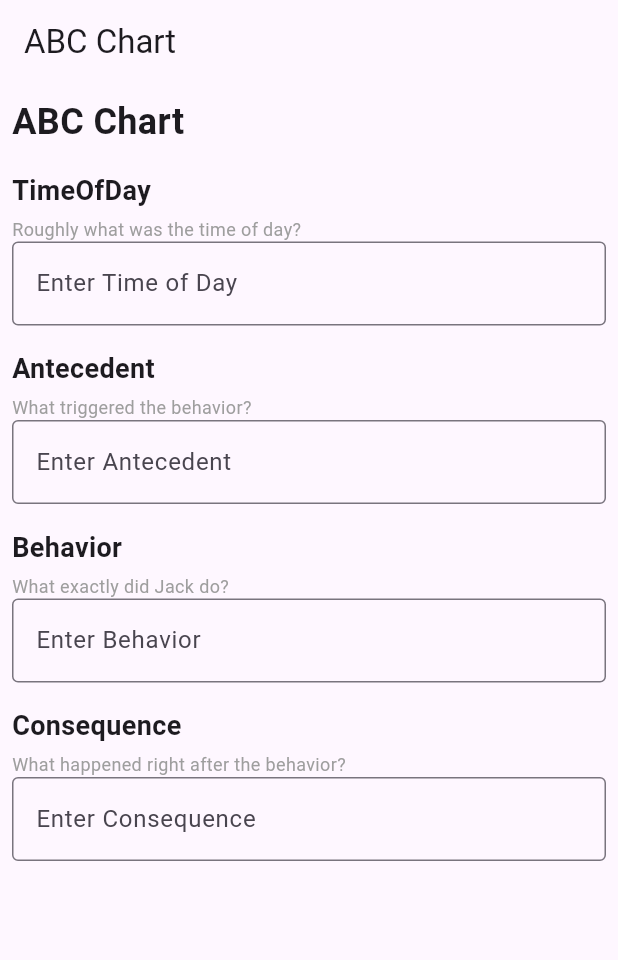
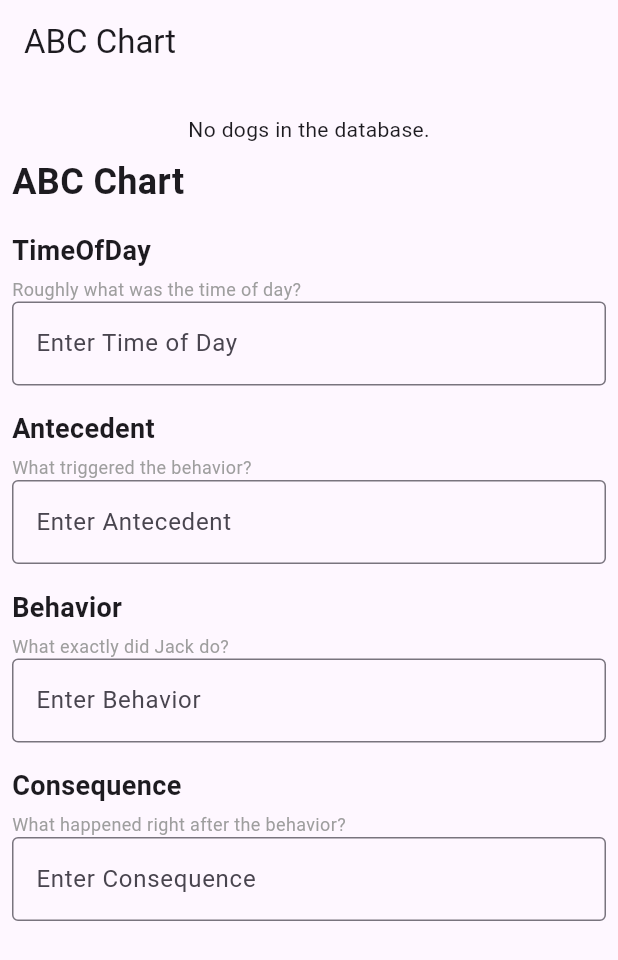
Before and after one commit to Github-Archives/abc_chart_1, a Flutter app: the screen it shows after launch, on a phone screen of 412 x 824 dp. Shown: the top 960 px of the screen. Run offline on Flutter 3.47's test engine with Material 3 defaults, Android fonts, the light colour scheme and no system bars; our stand-ins replace sqflite; accounts and stored records are empty.

Commit message:
connecting to database but only reading out rows in the console

```diff
--- a/lib/main.dart
+++ b/lib/main.dart
@@ -1,6 +1,55 @@
 import 'package:flutter/material.dart';
 
-void main() => runApp(const MyApp());
+import 'dart:async';
+
+// 1. Add the dependencies
+import 'package:flutter/widgets.dart';
+import 'package:path/path.dart';
+import 'package:sqflite/sqflite.dart';
+
+// import the database helper file
+import 'sqflite_database_helper.dart';
+
+// void main() => runApp(const MyApp());
+// By adding the async keyword, you can now use the await keyword within the main
+// function if you have asynchronous operations to perform before running your app.
+// Keep in mind that you should use await only if you are calling asynchronous functions
+// or operations within the main function. If your main function doesn't involve asynchronous
+// operations, adding async won't have any effect.
+void main() async {
+
+  // Create a Dog and add it to the dogs table
+  var fido = Dog(
+    id: 0,
+    name: 'Fido',
+    age: 35,
+  );
+
+  await DatabaseHelper.insertDog(fido);
+
+  // Now, use the method above to retrieve all the dogs.
+  print(await DatabaseHelper.getDogs()); // Prints a list that includes Fido.
+
+  // Update Fido's age and save it to the database.
+  fido = Dog(
+    id: fido.id,
+    name: fido.name,
+    age: fido.age + 7,
+  );
+  await DatabaseHelper.updateDog(fido);
+
+  // Print the updated results.
+  print(await DatabaseHelper.getDogs()); // Prints Fido with age 42.
+
+  // Delete Fido from the database.
+  await DatabaseHelper.deleteDog(fido.id);
+
+  // Print the list of dogs (empty).
+  print(await DatabaseHelper.getDogs());
+
+  // Your existing main function code
+  runApp(const MyApp());
+}
 
 class MyApp extends StatelessWidget {
   const MyApp({Key? key});
@@ -14,12 +63,70 @@ class MyApp extends StatelessWidget {
         appBar: AppBar(
           title: const Text(appTitle),
         ),
-        body: const MyCustomForm(),
+        body: Column(
+          children: [
+            const SizedBox(height: 20), // Add spacing between form and dog list
+            const DogList(),
+            const MyCustomForm(),
+          ],
+        ),
+        // body: const DogList(),
+        // body: const MyCustomForm(),
       ),
     );
   }
 }
 
+// New
+class DogList extends StatefulWidget {
+  const DogList({Key? key}) : super(key: key);
+
+  @override
+  _DogListState createState() => _DogListState();
+}
+
+class _DogListState extends State<DogList> {
+  late Future<List<Dog>> _dogs;
+
+  @override
+  void initState() {
+    super.initState();
+    _dogs = DatabaseHelper.getDogs();
+  }
+
+  @override
+  Widget build(BuildContext context) {
+    return SingleChildScrollView(
+      child: FutureBuilder<List<Dog>>(
+        future: _dogs,
+        builder: (context, snapshot) {
+          if (snapshot.connectionState == ConnectionState.waiting) {
+            return CircularProgressIndicator();
+          } else if (snapshot.hasError) {
+            return Text('Error: ${snapshot.error}');
+          } else if (!snapshot.hasData || snapshot.data!.isEmpty) {
+            return Text('No dogs in the database.');
+          } else {
+            return Expanded(
+              child: ListView.builder(
+                itemCount: snapshot.data!.length,
+                itemBuilder: (context, index) {
+                  final dog = snapshot.data![index];
+                  return ListTile(
+                    title: Text('${dog.name} - Age: ${dog.age}'),
+                  );
+                },
+              ),
+            );
+          }
+        },
+      ),
+    );
+  }
+}
+
+// New
+// /////////////////////////////////////////////////////////////////////////////
 class MyCustomForm extends StatelessWidget {
   const MyCustomForm({Key? key});
 
--- /dev/null
+++ b/lib/sqflite_database_helper.dart
@@ -0,0 +1,123 @@
+import 'package:flutter/widgets.dart';
+import 'package:path/path.dart';
+import 'package:sqflite/sqflite.dart';
+
+class DatabaseHelper {
+  static Future<Database> initializeDatabase() async {
+    WidgetsFlutterBinding.ensureInitialized();
+    final database = openDatabase(
+      join(await getDatabasesPath(), 'doggie_database.db'),
+      onCreate: (db, version) {
+        return db.execute(
+          'CREATE TABLE dogs(id INTEGER PRIMARY KEY, name TEXT, age INTEGER)',
+        );
+      },
+      version: 1,
+    );
+    return database;
+  }
+
+
+  static Future<void> insertDog(Dog dog) async {
+    final db = await initializeDatabase();
+    final result = await db.insert(
+      'dogs',
+      dog.toMap(),
+      conflictAlgorithm: ConflictAlgorithm.replace,
+    );
+    print('Insert result: $result');
+  }
+
+
+  static Future<List<Dog>> getDogs() async {
+    final db = await initializeDatabase();
+    final List<Map<String, Object?>> dogMaps = await db.query('dogs');
+    print('Dogs from database: $dogMaps');
+
+    return [
+      for (final {
+      'id': id as int,
+      'name': name as String,
+      'age': age as int,
+      } in dogMaps)
+        Dog(id: id, name: name, age: age),
+    ];
+  }
+
+
+  static Future<void> updateDog(Dog dog) async {
+    final db = await initializeDatabase();
+    await db.update(
+      'dogs',
+      dog.toMap(),
+      where: 'id = ?',
+      whereArgs: [dog.id],
+    );
+  }
+
+  static Future<void> deleteDog(int id) async {
+    final db = await initializeDatabase();
+    await db.delete(
+      'dogs',
+      where: 'id = ?',
+      whereArgs: [id],
+    );
+  }
+}
+
+class Dog {
+  final int id;
+  final String name;
+  final int age;
+
+  Dog({
+    required this.id,
+    required this.name,
+    required this.age,
+  });
+
+  Map<String, Object?> toMap() {
+    return {
+      'id': id,
+      'name': name,
+      'age': age,
+    };
+  }
+
+  @override
+  String toString() {
+    return 'Dog{id: $id, name: $name, age: $age}';
+  }
+}
+
+// Example usage in the same file
+void main() async {
+  // Create a Dog and add it to the dogs table
+  var fido = Dog(
+    id: 0,
+    name: 'Fido',
+    age: 35,
+  );
+
+  await DatabaseHelper.insertDog(fido);
+
+  // Now, use the method above to retrieve all the dogs.
+  print(await DatabaseHelper.getDogs()); // Prints a list that includes Fido.
+
+  // Update Fido's age and save it to the database.
+  fido = Dog(
+    id: fido.id,
+    name: fido.name,
+    age: fido.age + 7,
+  );
+  await DatabaseHelper.updateDog(fido);
+
+  // Print the updated results.
+  print(await DatabaseHelper.getDogs()); // Prints Fido with age 42.
+
+  // Delete Fido from the database.
+  await DatabaseHelper.deleteDog(fido.id);
+
+  // Print the list of dogs (empty).
+  print(await DatabaseHelper.getDogs());
+}
```
Also changed, not shown: 1 other file.
